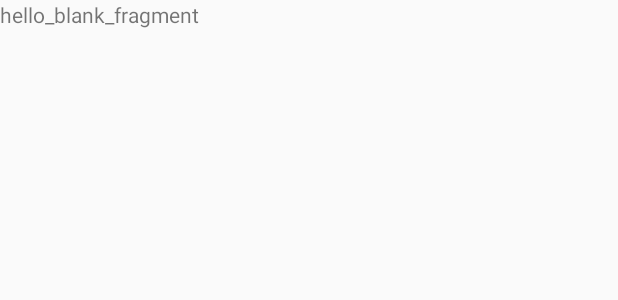
After one commit to torives/GroupMatch, an Android app: the layout fragment_group_detail.xml on its own in the app's theme, with its tools: preview values and no code run, on a phone screen of 412 x 824 dp. The commit adds this screen. Shown: the top 300 px of the screen. Run offline under Robolectric (Android 15) with nearby library versions, the phone set to English and light mode, and no system bars.

Commit message:
Cria GroupDetailFragment e configura navigation

```diff
--- a/presentation/src/main/java/br/com/yves/groupmatch/presentation/ui/groups/GroupController.kt
+++ b/presentation/src/main/java/br/com/yves/groupmatch/presentation/ui/groups/GroupController.kt
@@ -19,7 +19,9 @@ class GroupController(
 		} ?: view.displayLoggedOutLayout()
 	}
 
-	fun onGroupSelected() {}
+	fun onGroupSelected(groupId: String) {
+		view.navigateToGroupDetails(groupId)
+	}
 
 	fun onGroupCreationAttempt() {}
 }
--- /dev/null
+++ b/presentation/src/main/res/layout/fragment_group_detail.xml
@@ -0,0 +1,14 @@
+<?xml version="1.0" encoding="utf-8"?>
+<FrameLayout xmlns:android="http://schemas.android.com/apk/res/android"
+    xmlns:tools="http://schemas.android.com/tools"
+    android:layout_width="match_parent"
+    android:layout_height="match_parent"
+    tools:context=".GroupDetailFragment">
+
+    <!-- TODO: Update blank fragment layout -->
+    <TextView
+        android:layout_width="match_parent"
+        android:layout_height="match_parent"
+        android:text="hello_blank_fragment" />
+
+</FrameLayout>
```
Also changed, not shown: presentation/src/main/java/br/com/yves/groupmatch/debug/GroupDetailFragment.kt (added, +23 -0 lines), presentation/src/main/java/br/com/yves/groupmatch/presentation/ui/groups/GroupFragment.kt (+8 -0 lines), presentation/src/main/res/navigation/nav_main.xml (+20 -7 lines), 1 other file.
